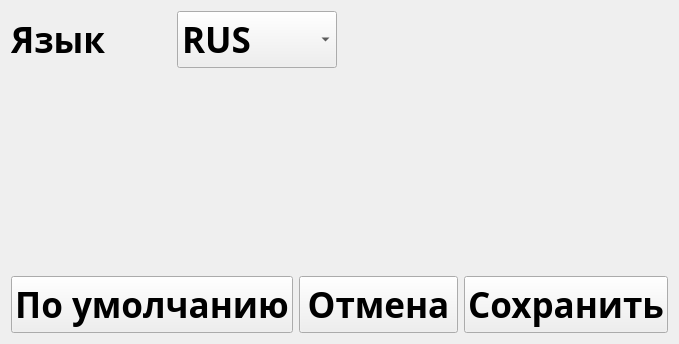
Before: the Qt Designer form ui/settings.ui in ferret22/the_gallows, drawn with Qt 5.
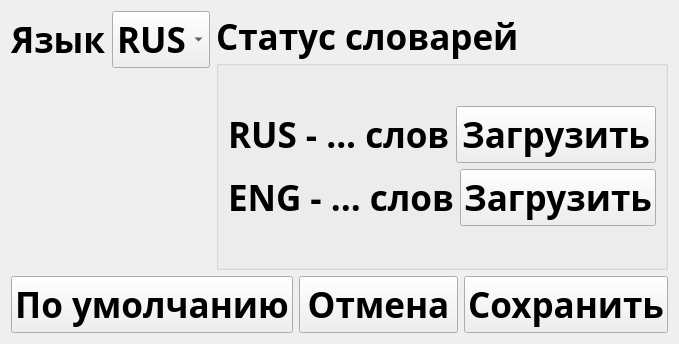
After: the same form once the commit is applied. Icons and pictures are not drawn.

Commit message: Исправление небольшого бага. Добавление новых кнопок и иконок в окно настроек

The edit to the form file:
```diff
--- a/ui/settings.ui
+++ b/ui/settings.ui
@@ -43,7 +43,7 @@
    <iconset resource="icons/icons.qrc">
     <normaloff>:/icon/settings.png</normaloff>:/icon/settings.png</iconset>
   </property>
-  <layout class="QGridLayout" name="gridLayout">
+  <layout class="QGridLayout" name="gridLayout_2">
    <item row="0" column="0">
     <layout class="QHBoxLayout" name="horizontalLayout">
      <item>
@@ -55,6 +55,12 @@
      </item>
      <item>
       <widget class="QComboBox" name="comboLanguage">
+       <property name="iconSize">
+        <size>
+         <width>32</width>
+         <height>32</height>
+        </size>
+       </property>
        <item>
         <property name="text">
          <string>RUS</string>
@@ -69,7 +75,76 @@
      </item>
     </layout>
    </item>
-   <item row="1" column="1">
+   <item row="0" column="1" rowspan="2">
+    <widget class="QGroupBox" name="groupBox">
+     <property name="title">
+      <string>Статус словарей</string>
+     </property>
+     <layout class="QGridLayout" name="gridLayout">
+      <item row="0" column="0">
+       <layout class="QVBoxLayout" name="verticalLayout">
+        <item>
+         <layout class="QHBoxLayout" name="horizontalLayout_3">
+          <item>
+           <widget class="QLabel" name="labelRus">
+            <property name="text">
+             <string>RUS - ... слов</string>
+            </property>
+           </widget>
+          </item>
+          <item>
+           <widget class="QPushButton" name="rusButton">
+            <property name="text">
+             <string>Загрузить</string>
+            </property>
+            <property name="icon">
+             <iconset resource="icons/icons.qrc">
+              <normaloff>:/win/russia.png</normaloff>:/win/russia.png</iconset>
+            </property>
+            <property name="iconSize">
+             <size>
+              <width>32</width>
+              <height>32</height>
+             </size>
+            </property>
+           </widget>
+          </item>
+         </layout>
+        </item>
+        <item>
+         <layout class="QHBoxLayout" name="horizontalLayout_4">
+          <item>
+           <widget class="QLabel" name="labelEng">
+            <property name="text">
+             <string>ENG - ... слов</string>
+            </property>
+           </widget>
+          </item>
+          <item>
+           <widget class="QPushButton" name="engButton">
+            <property name="text">
+             <string>Загрузить</string>
+            </property>
+            <property name="icon">
+             <iconset resource="icons/icons.qrc">
+              <normaloff>:/win/united-kingdom.png</normaloff>:/win/united-kingdom.png</iconset>
+            </property>
+            <property name="iconSize">
+             <size>
+              <width>32</width>
+              <height>32</height>
+             </size>
+            </property>
+           </widget>
+          </item>
+         </layout>
+        </item>
+       </layout>
+      </item>
+     </layout>
+    </widget>
+   </item>
+   <item row="1" column="0">
     <spacer name="verticalSpacer">
      <property name="orientation">
       <enum>Qt::Vertical</enum>
```
Left out of the diff: 8 changed lines with no effect on the pictures. The commit also changes 6 other files.
